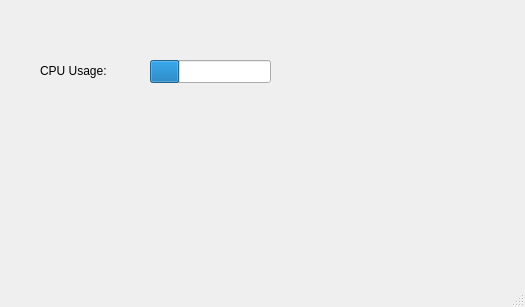
lucassmoro/cpu-monitoring, file mainwindow.ui: the form before one commit.
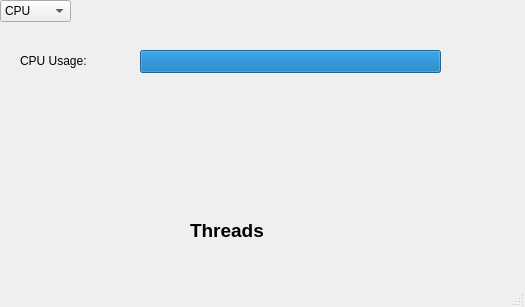
The form after the commit.

Commit message: feat: cpu frequency, number of acitve threads and processes

```diff
--- a/mainwindow.ui
+++ b/mainwindow.ui
@@ -17,9 +17,9 @@
    <widget class="QLabel" name="label_2">
     <property name="geometry">
      <rect>
-      <x>40</x>
-      <y>50</y>
-      <width>111</width>
+      <x>20</x>
+      <y>40</y>
+      <width>101</width>
       <height>41</height>
      </rect>
     </property>
@@ -36,14 +36,27 @@
     </property>
     <property name="geometry">
      <rect>
-      <x>150</x>
-      <y>60</y>
-      <width>121</width>
+      <x>140</x>
+      <y>50</y>
+      <width>301</width>
       <height>23</height>
      </rect>
     </property>
+    <property name="styleSheet">
+     <string notr="true">QProgressBar::chunk {
+    background: qlineargradient(
+        spread:pad,
+        x1:0, y1:0,
+        x2:1, y2:0,
+        stop:0 rgba(38, 255, 0, 255),
+        stop:0.647727 rgba(251, 255, 0, 255),
+        stop:1 rgba(255, 0, 0, 255)
+    );
+}
+</string>
+    </property>
     <property name="value">
-     <number>24</number>
+     <number>100</number>
     </property>
     <property name="textVisible">
      <bool>false</bool>
@@ -61,16 +74,60 @@
      <string>%p%</string>
     </property>
    </widget>
-  </widget>
-  <widget class="QMenuBar" name="menubar">
-   <property name="geometry">
-    <rect>
-     <x>0</x>
-     <y>0</y>
-     <width>525</width>
-     <height>22</height>
-    </rect>
-   </property>
+   <widget class="QComboBox" name="comboBox">
+    <property name="geometry">
+     <rect>
+      <x>0</x>
+      <y>0</y>
+      <width>71</width>
+      <height>22</height>
+     </rect>
+    </property>
+    <item>
+     <property name="text">
+      <string>CPU</string>
+     </property>
+    </item>
+    <item>
+     <property name="text">
+      <string>Memory</string>
+     </property>
+    </item>
+    <item>
+     <property name="text">
+      <string>Disk</string>
+     </property>
+    </item>
+    <item>
+     <property name="text">
+      <string>GPU</string>
+     </property>
+    </item>
+   </widget>
+   <widget class="QLabel" name="threads_label">
+    <property name="geometry">
+     <rect>
+      <x>190</x>
+      <y>210</y>
+      <width>91</width>
+      <height>41</height>
+     </rect>
+    </property>
+    <property name="font">
+     <font>
+      <family>Segoe UI</family>
+      <pointsize>14</pointsize>
+      <italic>false</italic>
+      <bold>true</bold>
+     </font>
+    </property>
+    <property name="styleSheet">
+     <string notr="true">font: 700 14pt &quot;Segoe UI&quot;;</string>
+    </property>
+    <property name="text">
+     <string>Threads</string>
+    </property>
+   </widget>
   </widget>
   <widget class="QStatusBar" name="statusbar"/>
  </widget>
```
Left out of the diff: 4 changed lines with no effect on the pictures. The commit also changes 4 other files.
